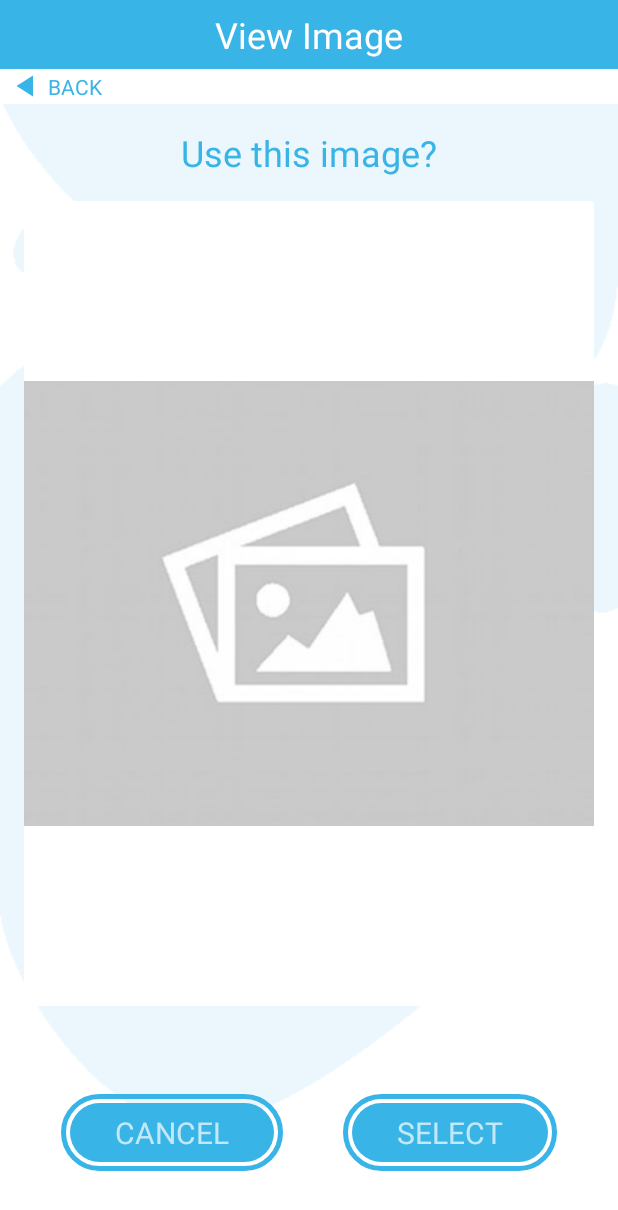
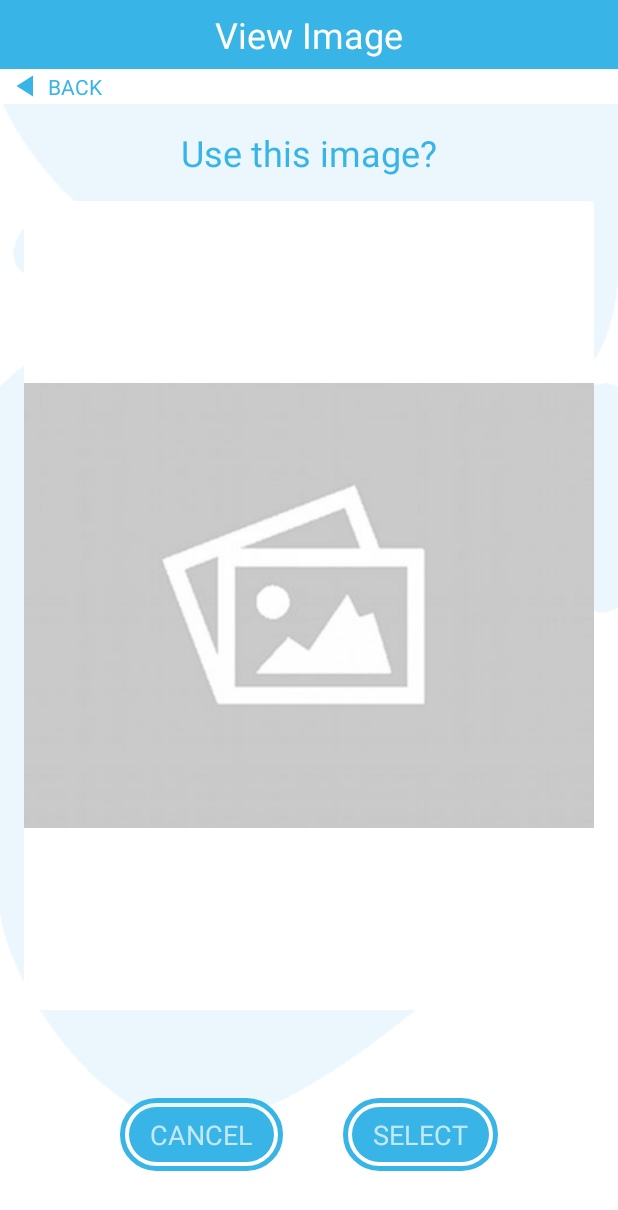
Before and after one commit to Aaron-AB/Curame, an Android app: the PreviewImageFromGallery screen opened directly, with no data from a screen before it, on a phone screen of 412 x 824 dp. Shown: the top 1210 px of the screen. Run offline under Robolectric (Android 15) with nearby library versions, the phone set to English and light mode, and no system bars; our stand-ins replace Picasso; libraries missing offline, so code that uses them is left out: org.tensorflow.lite; Roboto replaces fonts that are not available here.

Commit message:
Interface Adjustments

```diff
--- a/Android/CurameApplication/app/src/main/res/layout/activity_intro.xml
+++ b/Android/CurameApplication/app/src/main/res/layout/activity_intro.xml
@@ -55,12 +55,14 @@
 
                 <TextView
                     android:id="@+id/textView"
-                    android:layout_width="wrap_content"
+                    android:layout_width="match_parent"
                     android:layout_height="wrap_content"
+                    android:layout_gravity="center"
                     android:layout_marginTop="8dp"
+                    android:gravity="center"
                     android:text="Skin Disease Prediction App"
                     android:textColor="#38B4E7"
-                    android:textSize="18sp"/>
+                    android:textSize="18sp" />
 
             </LinearLayout>
 
--- a/Android/CurameApplication/app/src/main/res/layout/activity_main.xml
+++ b/Android/CurameApplication/app/src/main/res/layout/activity_main.xml
@@ -90,7 +90,7 @@
                 android:onClick="goToGallery"
                 android:padding="10dp"
                 android:scaleType="centerInside"
-                app:srcCompat="@drawable/galary_button" />
+                app:srcCompat="@drawable/gallery_button" />
         </androidx.cardview.widget.CardView>
 
         <androidx.cardview.widget.CardView
@@ -118,7 +118,7 @@
 
         <androidx.cardview.widget.CardView
             android:id="@+id/cardView6"
-            android:layout_width="110dp"
+            android:layout_width="115dp"
             android:layout_height="wrap_content"
             android:layout_marginStart="8dp"
             android:layout_marginBottom="8dp"
@@ -165,7 +165,7 @@
         </androidx.cardview.widget.CardView>
 
         <androidx.cardview.widget.CardView
-            android:layout_width="110dp"
+            android:layout_width="115dp"
             android:layout_height="wrap_content"
             android:layout_marginStart="8dp"
             android:layout_marginBottom="8dp"
--- a/Android/CurameApplication/app/src/main/res/layout/activity_preview_image_from_gallery.xml
+++ b/Android/CurameApplication/app/src/main/res/layout/activity_preview_image_from_gallery.xml
@@ -114,12 +114,12 @@
             android:background="@drawable/blue_rounded_button"
             android:gravity="center|center_horizontal|left|center_vertical"
             android:onClick="cancelImage"
-            android:paddingLeft="36dp"
+            android:paddingLeft="20dp"
             android:paddingTop="12dp"
-            android:paddingRight="36dp"
+            android:paddingRight="20dp"
             android:paddingBottom="12dp"
             android:text="CANCEL"
-            android:textSize="20sp">
+            android:textSize="18sp">
 
         </TextView>
 
@@ -131,12 +131,12 @@
             android:background="@drawable/blue_rounded_button"
             android:gravity="center|center_horizontal|left|center_vertical"
             android:onClick="selectImage"
-            android:paddingLeft="36dp"
+            android:paddingLeft="20dp"
             android:paddingTop="12dp"
-            android:paddingRight="36dp"
+            android:paddingRight="20dp"
             android:paddingBottom="12dp"
             android:text="SELECT"
-            android:textSize="20sp">
+            android:textSize="18sp">
 
         </TextView>
 
--- a/Android/CurameApplication/app/src/main/res/layout/history_item.xml
+++ b/Android/CurameApplication/app/src/main/res/layout/history_item.xml
@@ -128,7 +128,7 @@
                             android:fontFamily="@font/roboto"
                             android:text="VIEW SCAN"
                             android:textColor="#38B4E7"
-                            android:textSize="14sp" />
+                            android:textSize="12sp" />
 
                         <ImageView
                             android:layout_width="16dp"
--- a/Android/CurameApplication/app/src/main/res/layout/information_item.xml
+++ b/Android/CurameApplication/app/src/main/res/layout/information_item.xml
@@ -79,7 +79,7 @@
             android:fontFamily="@font/roboto"
             android:text="CLICK TO READ"
             android:textColor="#38B4E7"
-            android:textSize="14sp" />
+            android:textSize="12sp" />
 
         <ImageView
             android:layout_width="20dp"
--- a/Android/CurameApplication/app/src/main/res/layout/prediction_item.xml
+++ b/Android/CurameApplication/app/src/main/res/layout/prediction_item.xml
@@ -93,7 +93,7 @@
                         android:fontFamily="@font/roboto"
                         android:text="VIEW INFORMATION"
                         android:textColor="@color/my_blue"
-                        android:textSize="14sp" />
+                        android:textSize="12sp" />
 
                     <ImageView
                         android:layout_width="16dp"
```
Also changed, not shown: Android/CurameApplication/app/src/main/java/com/example/curameapplication/ImageClassifier.java (+6 -1 lines), Android/CurameApplication/app/src/main/res/drawable/galary_button.png (deleted), Android/CurameApplication/app/src/main/res/drawable/gallery_button.png (added).
